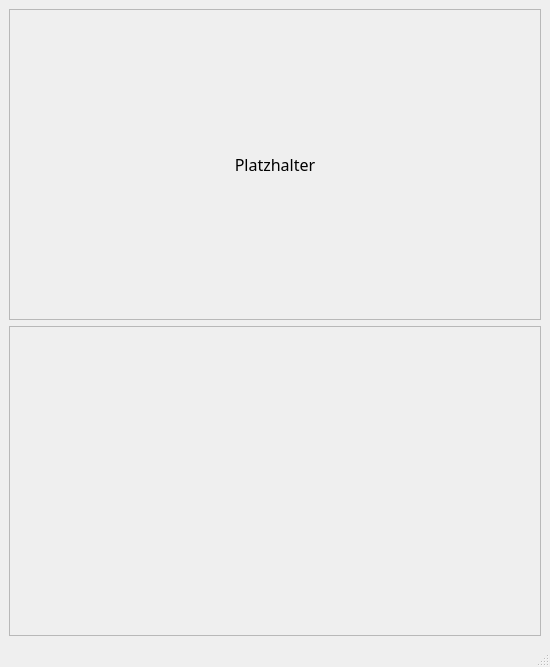
Before: the Qt Designer form UI/frm_main_window.ui in dampfwolke/Bagup, drawn with Qt 5.
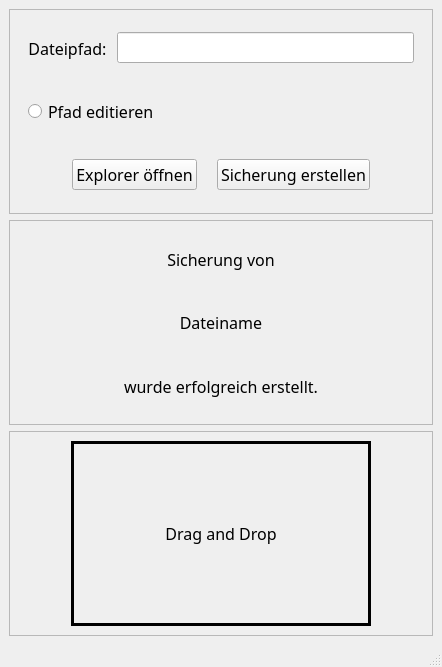
After: the same form once the commit is applied. Icons and pictures are not drawn.

```diff
--- a/UI/frm_main_window.ui
+++ b/UI/frm_main_window.ui
@@ -6,7 +6,7 @@
    <rect>
     <x>0</x>
     <y>0</y>
-    <width>550</width>
+    <width>442</width>
     <height>667</height>
    </rect>
   </property>
@@ -28,7 +28,124 @@
    </property>
    <layout class="QVBoxLayout" name="verticalLayout_3">
     <item>
-     <widget class="QFrame" name="fr_upper">
+     <widget class="QFrame" name="fr_input">
+      <property name="frameShape">
+       <enum>QFrame::Shape::StyledPanel</enum>
+      </property>
+      <property name="frameShadow">
+       <enum>QFrame::Shadow::Raised</enum>
+      </property>
+      <layout class="QVBoxLayout" name="verticalLayout_2">
+       <item>
+        <widget class="QWidget" name="wg_input_le" native="true">
+         <layout class="QHBoxLayout" name="horizontalLayout_2">
+          <item>
+           <widget class="QLabel" name="lb_input">
+            <property name="font">
+             <font>
+              <family>Agency FB</family>
+              <pointsize>12</pointsize>
+             </font>
+            </property>
+            <property name="text">
+             <string>Dateipfad: </string>
+            </property>
+            <property name="alignment">
+             <set>Qt::AlignmentFlag::AlignCenter</set>
+            </property>
+           </widget>
+          </item>
+          <item>
+           <widget class="QLineEdit" name="le_input"/>
+          </item>
+         </layout>
+        </widget>
+       </item>
+       <item>
+        <widget class="QWidget" name="wg_change_path" native="true">
+         <layout class="QHBoxLayout" name="horizontalLayout_4">
+          <item>
+           <widget class="QRadioButton" name="rb_change_path">
+            <property name="text">
+             <string>Pfad editieren</string>
+            </property>
+           </widget>
+          </item>
+         </layout>
+        </widget>
+       </item>
+       <item>
+        <widget class="QWidget" name="wg_input_buttons" native="true">
+         <layout class="QHBoxLayout" name="horizontalLayout_3">
+          <property name="spacing">
+           <number>20</number>
+          </property>
+          <property name="leftMargin">
+           <number>0</number>
+          </property>
+          <property name="rightMargin">
+           <number>0</number>
+          </property>
+          <item>
+           <spacer name="horizontalSpacer_3">
+            <property name="orientation">
+             <enum>Qt::Orientation::Horizontal</enum>
+            </property>
+            <property name="sizeHint" stdset="0">
+             <size>
+              <width>40</width>
+              <height>20</height>
+             </size>
+            </property>
+           </spacer>
+          </item>
+          <item>
+           <widget class="QPushButton" name="pb_explorer">
+            <property name="minimumSize">
+             <size>
+              <width>110</width>
+              <height>0</height>
+             </size>
+            </property>
+            <property name="text">
+             <string>Explorer öffnen</string>
+            </property>
+           </widget>
+          </item>
+          <item>
+           <widget class="QPushButton" name="pb_create_backup">
+            <property name="minimumSize">
+             <size>
+              <width>110</width>
+              <height>0</height>
+             </size>
+            </property>
+            <property name="text">
+             <string>Sicherung erstellen</string>
+            </property>
+           </widget>
+          </item>
+          <item>
+           <spacer name="horizontalSpacer_2">
+            <property name="orientation">
+             <enum>Qt::Orientation::Horizontal</enum>
+            </property>
+            <property name="sizeHint" stdset="0">
+             <size>
+              <width>40</width>
+              <height>20</height>
+             </size>
+            </property>
+           </spacer>
+          </item>
+         </layout>
+        </widget>
+       </item>
+      </layout>
+     </widget>
+    </item>
+    <item>
+     <widget class="QFrame" name="fr_output">
       <property name="frameShape">
        <enum>QFrame::Shape::StyledPanel</enum>
       </property>
@@ -45,7 +162,39 @@
           </font>
          </property>
          <property name="text">
-          <string>Platzhalter</string>
+          <string>Sicherung von</string>
+         </property>
+         <property name="alignment">
+          <set>Qt::AlignmentFlag::AlignCenter</set>
+         </property>
+        </widget>
+       </item>
+       <item>
+        <widget class="QLabel" name="lb_output_name">
+         <property name="font">
+          <font>
+           <family>Agency FB</family>
+           <pointsize>12</pointsize>
+          </font>
+         </property>
+         <property name="text">
+          <string>Dateiname</string>
+         </property>
+         <property name="alignment">
+          <set>Qt::AlignmentFlag::AlignCenter</set>
+         </property>
+        </widget>
+       </item>
+       <item>
+        <widget class="QLabel" name="lb_output_success">
+         <property name="font">
+          <font>
+           <family>Agency FB</family>
+           <pointsize>12</pointsize>
+          </font>
+         </property>
+         <property name="text">
+          <string>wurde erfolgreich erstellt.</string>
          </property>
          <property name="alignment">
           <set>Qt::AlignmentFlag::AlignCenter</set>
@@ -71,7 +220,7 @@
         <widget class="QLabel" name="lb_dragdrop">
          <property name="maximumSize">
           <size>
-           <width>250</width>
+           <width>300</width>
            <height>250</height>
           </size>
          </property>
@@ -84,11 +233,14 @@
          <property name="acceptDrops">
           <bool>true</bool>
          </property>
+         <property name="frameShape">
+          <enum>QFrame::Shape::Box</enum>
+         </property>
+         <property name="lineWidth">
+          <number>3</number>
+         </property>
          <property name="text">
-          <string/>
-         </property>
-         <property name="pixmap">
-          <pixmap resource="Icons/icons.qrc">:/myicons/drag-and-drop.png</pixmap>
+          <string>Drag and Drop</string>
          </property>
          <property name="scaledContents">
           <bool>true</bool>
```
Left out of the diff: 27 changed lines with no effect on the pictures.
